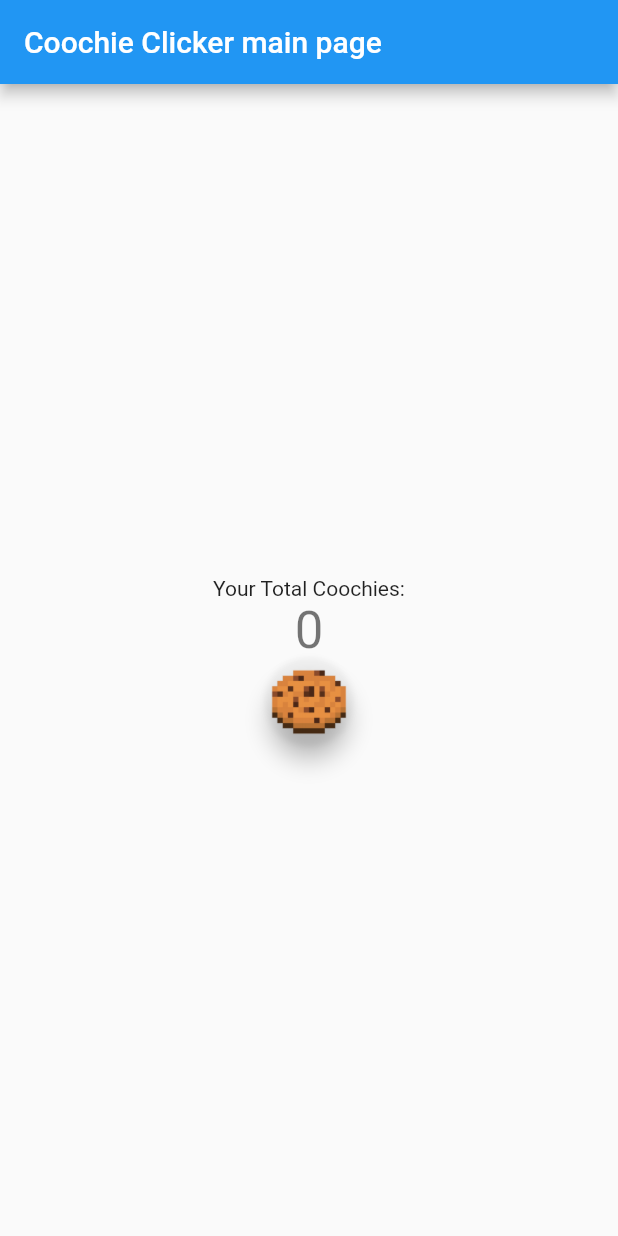
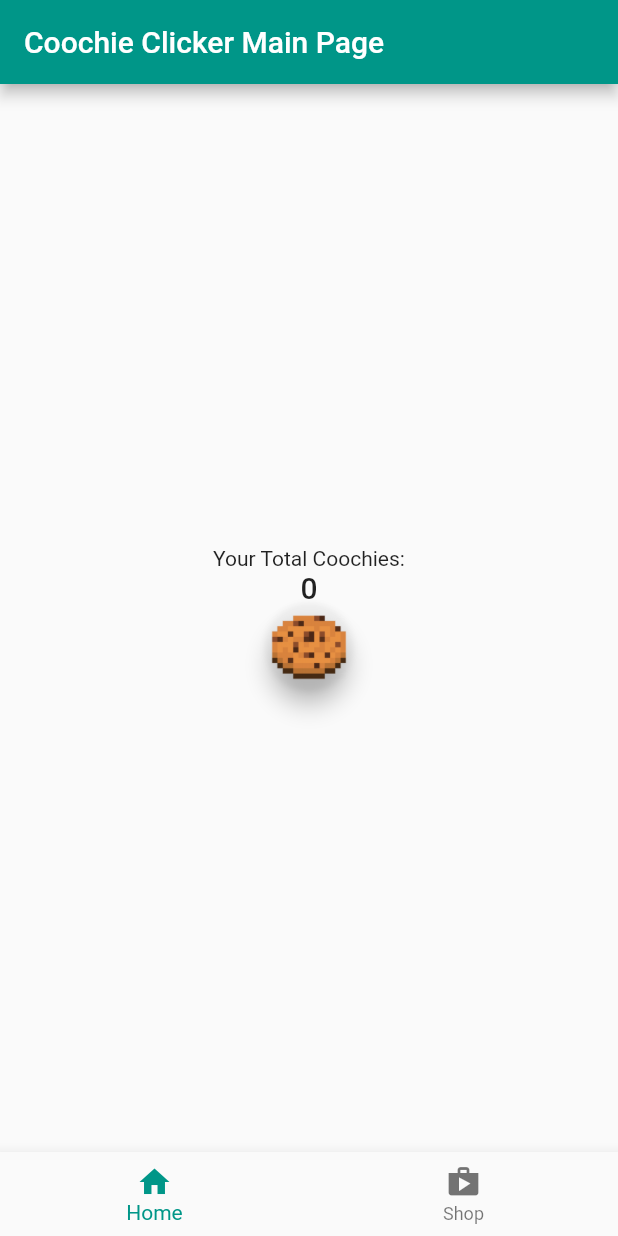
Before and after one commit to enderluca03/IIATIMD, a Flutter app: the screen it shows after launch, on a phone screen of 412 x 824 dp. Run offline on Flutter 3.47's test engine with Material 2 defaults, Android fonts, the phone set to English and light mode, and no system bars.

```diff
--- a/coochie_clicker/lib/main.dart
+++ b/coochie_clicker/lib/main.dart
@@ -5,94 +5,74 @@ void main() {
 }
 
 class MyApp extends StatelessWidget {
-  const MyApp({super.key});
+  const MyApp({Key? key}) : super(key: key);
 
-  // This widget is the root of your application.
   @override
   Widget build(BuildContext context) {
     return MaterialApp(
       title: 'Coochie Clicker',
       theme: ThemeData(
-        // This is the theme of your application.
-        //
-        // Try running your application with "flutter run". You'll see the
-        // application has a blue toolbar. Then, without quitting the app, try
-        // changing the primarySwatch below to Colors.green and then invoke
-        // "hot reload" (press "r" in the console where you ran "flutter run",
-        // or simply save your changes to "hot reload" in a Flutter IDE).
-        // Notice that the counter didn't reset back to zero; the application
-        // is not restarted.
-        primarySwatch: Colors.blue,
+        primarySwatch: Colors.teal,
       ),
-      home: const MyHomePage(title: 'Coochie Clicker main page'),
+      home: const MyHomePage(title: 'Coochie Clicker Main Page'),
     );
   }
 }
 
 class MyHomePage extends StatefulWidget {
-  const MyHomePage({super.key, required this.title});
-
-  // This widget is the home page of your application. It is stateful, meaning
-  // that it has a State object (defined below) that contains fields that affect
-  // how it looks.
-
-  // This class is the configuration for the state. It holds the values (in this
-  // case the title) provided by the parent (in this case the App widget) and
-  // used by the build method of the State. Fields in a Widget subclass are
-  // always marked "final".
+  const MyHomePage({Key? key, required this.title}) : super(key: key);
 
   final String title;
 
   @override
-  State<MyHomePage> createState() => _MyHomePageState();
+  _MyHomePageState createState() => _MyHomePageState();
 }
 
 class _MyHomePageState extends State<MyHomePage> {
   int _counter = 0;
+  int _selectedIndex = 0;
 
   void _incrementCounter() {
     setState(() {
-      // This call to setState tells the Flutter framework that something has
-      // changed in this State, which causes it to rerun the build method below
-      // so that the display can reflect the updated values. If we changed
-      // _counter without calling setState(), then the build method would not be
-      // called again, and so nothing would appear to happen.
       _counter++;
+    });
+  }
+
+  void _onItemTapped(int index) {
+    setState(() {
+      _selectedIndex = index;
     });
   }
 
   @override
   Widget build(BuildContext context) {
-    // This method is rerun every time setState is called, for instance as done
-    // by the _incrementCounter method above.
-    //
-    // The Flutter framework has been optimized to make rerunning build methods
-    // fast, so that you can just rebuild anything that needs updating rather
-    // than having to individually change instances of widgets.
     return Scaffold(
       appBar: AppBar(
-        // Here we take the value from the MyHomePage object that was created by
-        // the App.build method, and use it to set our appbar title.
         title: Text(widget.title),
       ),
-      body: Center(
-        // Center is a layout widget. It takes a single child and positions it
-        // in the middle of the parent.
+      body: _selectedIndex == 0
+          ? _buildHomePage()
+          : _buildShopPage(), // Display different pages based on the selected index
+      bottomNavigationBar: BottomNavigationBar(
+        items: const <BottomNavigationBarItem>[
+          BottomNavigationBarItem(
+            icon: Icon(Icons.home),
+            label: 'Home',
+          ),
+          BottomNavigationBarItem(
+            icon: Icon(Icons.shop),
+            label: 'Shop',
+          ),
+        ],
+        currentIndex: _selectedIndex,
+        onTap: _onItemTapped,
+      ),
+    );
+  }
+
+  Widget _buildHomePage() {
+    return Center(
       child: Column(
-          // Column is also a layout widget. It takes a list of children and
-          // arranges them vertically. By default, it sizes itself to fit its
-          // children horizontally, and tries to be as tall as its parent.
-          //
-          // Invoke "debug painting" (press "p" in the console, choose the
-          // "Toggle Debug Paint" action from the Flutter Inspector in Android
-          // Studio, or the "Toggle Debug Paint" command in Visual Studio Code)
-          // to see the wireframe for each widget.
-          //
-          // Column has various properties to control how it sizes itself and
-          // how it positions its children. Here we use mainAxisAlignment to
-          // center the children vertically; the main axis here is the vertical
-          // axis because Columns are vertical (the cross axis would be
-          // horizontal).
         mainAxisAlignment: MainAxisAlignment.center,
         children: <Widget>[
           const Text(
@@ -100,22 +80,25 @@ class _MyHomePageState extends State<MyHomePage> {
           ),
           Text(
             '$_counter',
-              style: Theme.of(context).textTheme.headlineMedium,
+            style: Theme.of(context).textTheme.headline6,
           ),
           FloatingActionButton(
             onPressed: _incrementCounter,
             tooltip: 'Increment',
             backgroundColor: Colors.transparent,
-              child: const Image(
-                image: AssetImage('assets/images/cookie.png')
-              ),
+            child: const Image(image: AssetImage('assets/images/cookie.png')),
           ),
         ],
       ),
+    );
+  }
+
+  Widget _buildShopPage() {
+    return Center(
+      child: Icon(
+        Icons.shop,
+        size: 150,
       ),
-
-
-
     );
   }
 }
```
Lines whose indentation alone changed are shown as unchanged.
